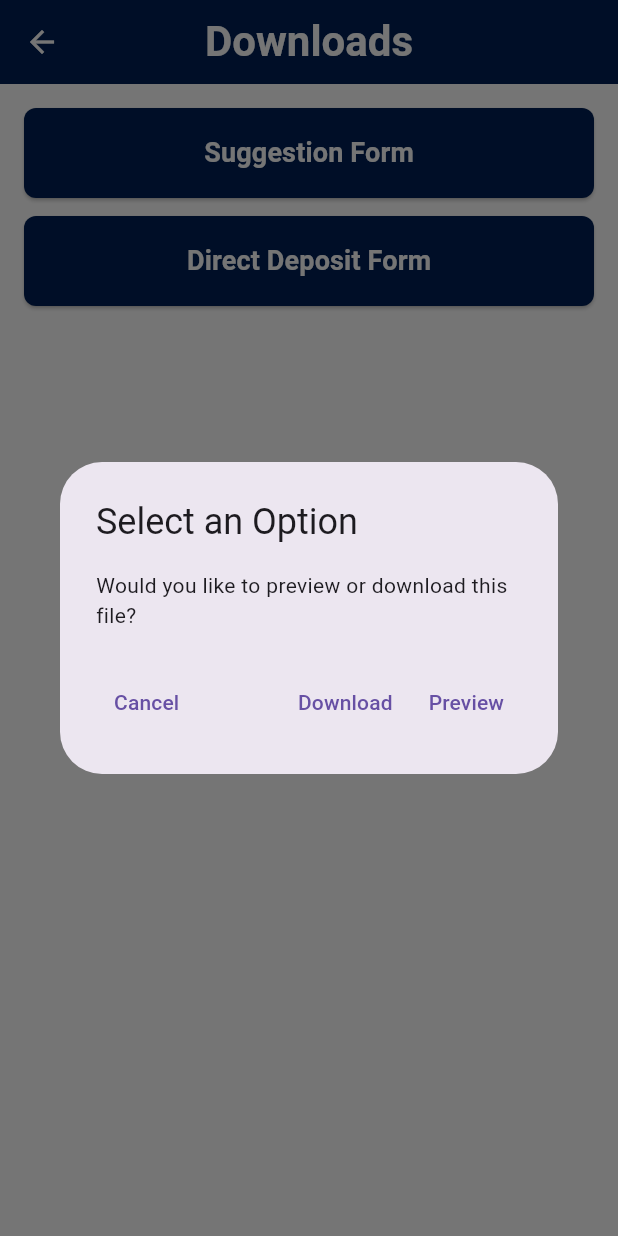
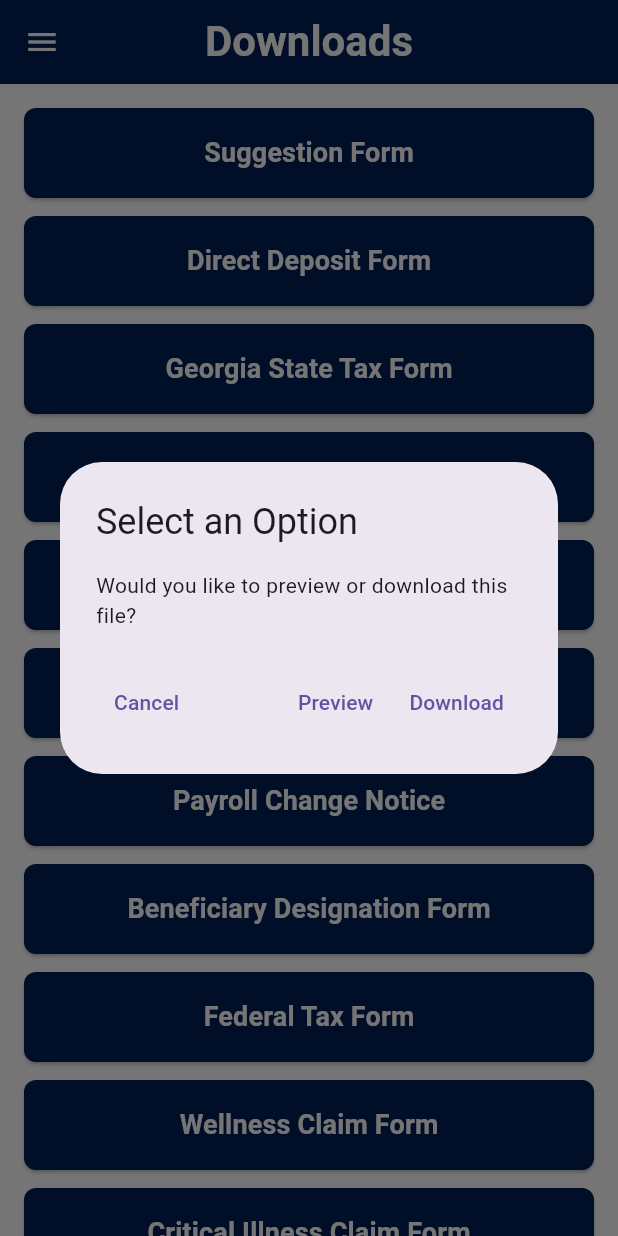
Before and after one commit to Jcoleman91/HRPortal_flutter, a Flutter app: the DownloadsPage screen opened directly, after a tap on "Suggestion Form", on a phone screen of 412 x 824 dp. Run offline on Flutter 3.47's test engine with Material 3 defaults, Android fonts, the phone set to English and light mode, and no system bars; our stand-ins replace device_info_plus, open_file, permission_handler.

Commit message:
downlaods page finished

```diff
--- a/lib/downloads.dart
+++ b/lib/downloads.dart
@@ -1,10 +1,12 @@
 import 'dart:io';
 import 'package:flutter/material.dart';
-import 'package:url_launcher/url_launcher.dart';
+import 'package:flutter/services.dart' show rootBundle;
 import 'package:permission_handler/permission_handler.dart';
 import 'package:path_provider/path_provider.dart';
-import 'package:http/http.dart' as http;
 import 'package:open_file/open_file.dart';
+import 'package:url_launcher/url_launcher.dart';
+import 'package:device_info_plus/device_info_plus.dart';
+import 'app_drawer.dart';
 
 class DownloadsPage extends StatefulWidget {
   const DownloadsPage({super.key});
@@ -17,38 +19,101 @@ class _DownloadsPageState extends State<DownloadsPage> {
   final List<Map<String, String>> files = [
     {
       'label': 'Suggestion Form',
+      'asset': 'assets/pdfs/SuggestionForm.pdf',
       'url': 'http://172.27.5.15/HRPortal/Downloads/SuggestionForm2.pdf',
       'fileName': 'SuggestionForm.pdf',
     },
     {
       'label': 'Direct Deposit Form',
+      'asset': 'assets/pdfs/DirectDepositForm.pdf',
       'url': 'http://172.27.5.15/HRPortal/Downloads/DirectDepositForm.pdf',
       'fileName': 'DirectDepositForm.pdf',
     },
-    // Add other PDFs similarly
+    {
+      'label': 'Georgia State Tax Form',
+      'asset': 'assets/pdfs/stateTaxForm.pdf',
+      'url': 'http://172.27.5.15/HRPortal/Downloads/TSD_Employees_Withholding_Allowance_Certificate_G4.pdf',
+      'fileName': 'stateTaxForm.pdf',
+    },
+    {
+      'label': 'Job Transfer Form',
+      'asset': 'assets/pdfs/jobTransferForm.pdf',
+      'url': 'http://172.27.5.15/HRPortal/Downloads/G4HR008RevBJobTransferForm.pdf',
+      'fileName': 'jobTransferForm.pdf',
+    },
+    {
+      'label': 'Accident Claim Form',
+      'asset': 'assets/pdfs/AccidentClaimForm.pdf',
+      'url': 'http://172.27.5.15/HRPortal/Downloads/AccidentClaimForm67715.pdf',
+      'fileName': 'AccidentClaimForm.pdf',
+    },
+    {
+      'label': 'Employee Handbook',
+      'asset': 'assets/pdfs/Associate_Handbook.pdf',
+      'url': 'http://172.27.5.15/HRPortal/Associate_Handbook_Rev_K_2025.pdf',
+      'fileName': 'Associate_Handbook.pdf',
+    },
+    {
+      'label': 'Payroll Change Notice',
+      'asset': 'assets/pdfs/PayrollChangeNotice.pdf',
+      'url': 'http://172.27.5.15/HRPortal/Downloads/G4HR013RevDPayrollChangeNotice.pdf',
+      'fileName': 'PayrollChangeNotice.pdf',
+    },
+    {
+      'label': 'Beneficiary Designation Form',
+      'asset': 'assets/pdfs/AnthemBeneficiary.pdf',
+      'url': 'http://172.27.5.15/HRPortal/Downloads/AnthemBeneficiary.pdf',
+      'fileName': 'AnthemBeneficiary.pdf',
+    },
+    {
+      'label': 'Federal Tax Form',
+      'asset': 'assets/pdfs/FederalTaxForm.pdf',
+      'url': 'http://172.27.5.15/HRPortal/Downloads/W42014.pdf',
+      'fileName': 'FederalTaxForm.pdf',
+    },
+    {
+      'label': 'Wellness Claim Form',
+      'asset': 'assets/pdfs/WellnessClaimForm.pdf',
+      'url': 'http://172.27.5.15/HRPortal/Downloads/CurrentWellnessClaimForm.pdf',
+      'fileName': 'WellnessClaimForm.pdf',
+    },
+    {
+      'label': 'Critical Illness Claim Form',
+      'asset': 'assets/pdfs/CriticalIllnessClaimForm.pdf',
+      'url': 'http://172.27.5.15/HRPortal/Downloads/CriticalIllnessClaimForm65017.pdf',
+      'fileName': 'CriticalIllnessClaimForm.pdf',
+    },
   ];
 
-  Future<void> _launchURL(String url) async {
-    final Uri uri = Uri.parse(url);
-    if (!await launchUrl(uri, mode: LaunchMode.externalApplication)) {
-      ScaffoldMessenger.of(context).showSnackBar(
-          const SnackBar(content: Text('Could not open URL')));
-    }
-  }
+  Future<void> _downloadAndOpenAssetFile(
+      BuildContext context, String assetPath, String fileName) async {
+    try {
+      if (Platform.isAndroid) {
+        final deviceInfo = DeviceInfoPlugin();
+        final androidInfo = await deviceInfo.androidInfo;
+        final sdkInt = androidInfo.version.sdkInt;
 
-  Future<void> _downloadAndOpenFile(String url, String fileName) async {
-    try {
-      // Request storage permission (only needed for Android)
-      if (Platform.isAndroid) {
-        final status = await Permission.storage.request();
-        if (!status.isGranted) {
-          ScaffoldMessenger.of(context).showSnackBar(
-              const SnackBar(content: Text('Storage permission denied')));
-          return;
+        if (sdkInt >= 30) {
+          final status = await Permission.manageExternalStorage.request();
+          if (!status.isGranted) {
+            ScaffoldMessenger.of(context).showSnackBar(
+              const SnackBar(content: Text('Storage permission denied')),
+            );
+            return;
+          }
+        } else {
+          final status = await Permission.storage.request();
+          if (!status.isGranted) {
+            ScaffoldMessenger.of(context).showSnackBar(
+              const SnackBar(content: Text('Storage permission denied')),
+            );
+            return;
+          }
         }
       }
 
-      // Get downloads directory (Android), fallback to app documents directory
+      final byteData = await rootBundle.load(assetPath);
+
       Directory downloadsDirectory;
       if (Platform.isAndroid) {
         downloadsDirectory = Directory('/storage/emulated/0/Download');
@@ -60,59 +125,62 @@ class _DownloadsPageState extends State<DownloadsPage> {
         await downloadsDirectory.create(recursive: true);
       }
 
-      final filePath = '${downloadsDirectory.path}/$fileName';
+      final file = File('${downloadsDirectory.path}/$fileName');
+      await file.writeAsBytes(byteData.buffer.asUint8List());
 
-      // Download file
-      final response = await http.get(Uri.parse(url));
-      if (response.statusCode != 200) {
-        throw Exception('Failed to download file');
-      }
+      ScaffoldMessenger.of(context).showSnackBar(
+        const SnackBar(content: Text('Saved to Downloads')),
+      );
 
-      final file = File(filePath);
-      await file.writeAsBytes(response.bodyBytes);
-
-      ScaffoldMessenger.of(context)
-          .showSnackBar(const SnackBar(content: Text('Saved to Downloads')));
-
-      // Open file
-      await OpenFile.open(filePath);
-    } catch (e) {
-      ScaffoldMessenger.of(context)
-          .showSnackBar(const SnackBar(content: Text('Download failed')));
+      await OpenFile.open(file.path);
+    } catch (e, stacktrace) {
+      print("Error during file save/open: $e");
+      print(stacktrace);
+      ScaffoldMessenger.of(context).showSnackBar(
+        const SnackBar(content: Text('Download failed')),
+      );
     }
   }
 
-  void _showOptionsDialog(String url, String fileName) {
+  Future<void> _launchURL(BuildContext context, String url) async {
+    final uri = Uri.parse(url);
+    if (!await launchUrl(uri, mode: LaunchMode.externalApplication)) {
+      ScaffoldMessenger.of(context).showSnackBar(
+        const SnackBar(content: Text('Could not open URL')),
+      );
+    }
+  }
+
+  void _showOptionsDialog(
+      BuildContext context, String assetPath, String fileName, String url) {
     showDialog(
       context: context,
-      builder: (context) => AlertDialog(
+      builder: (_) => AlertDialog(
         title: const Text("Select an Option"),
         content: const Text("Would you like to preview or download this file?"),
         actions: [
           Row(
             mainAxisAlignment: MainAxisAlignment.spaceBetween,
             children: [
-              // Cancel button on the far left
               TextButton(
                 onPressed: () => Navigator.of(context).pop(),
                 child: const Text("Cancel"),
               ),
-              // Preview and Download buttons on the right
               Row(
                 children: [
                   TextButton(
                     onPressed: () {
                       Navigator.of(context).pop();
-                      _downloadAndOpenFile(url, fileName);
+                      _launchURL(context, url);
                     },
-                    child: const Text("Download"),
+                    child: const Text("Preview"),
                   ),
                   TextButton(
                     onPressed: () {
                       Navigator.of(context).pop();
-                      _launchURL(url);
+                      _downloadAndOpenAssetFile(context, assetPath, fileName);
                     },
-                    child: const Text("Preview"),
+                    child: const Text("Download"),
                   ),
                 ],
               ),
@@ -131,6 +199,7 @@ class _DownloadsPageState extends State<DownloadsPage> {
         centerTitle: true,
         backgroundColor: const Color(0xFF001F54),
       ),
+      drawer: const AppDrawer(), // <-- Adds the hamburger menu drawer
       body: ListView.separated(
         padding: const EdgeInsets.all(16),
         itemCount: files.length,
@@ -145,7 +214,12 @@ class _DownloadsPageState extends State<DownloadsPage> {
                 borderRadius: BorderRadius.circular(8),
               ),
             ),
-            onPressed: () => _showOptionsDialog(file['url']!, file['fileName']!),
+            onPressed: () => _showOptionsDialog(
+              context,
+              file['asset']!,
+              file['fileName']!,
+              file['url']!,
+            ),
             child: Text(
               file['label']!,
               style: const TextStyle(
```
Also changed, not shown: pubspec.yaml (+11 -0 lines), assets/images/fppicture_removebg.png (added), pubspec.lock, 12 other files.
